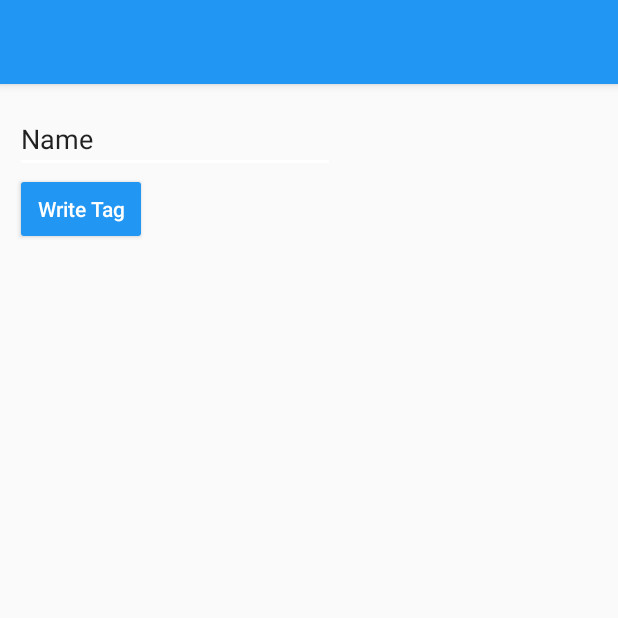
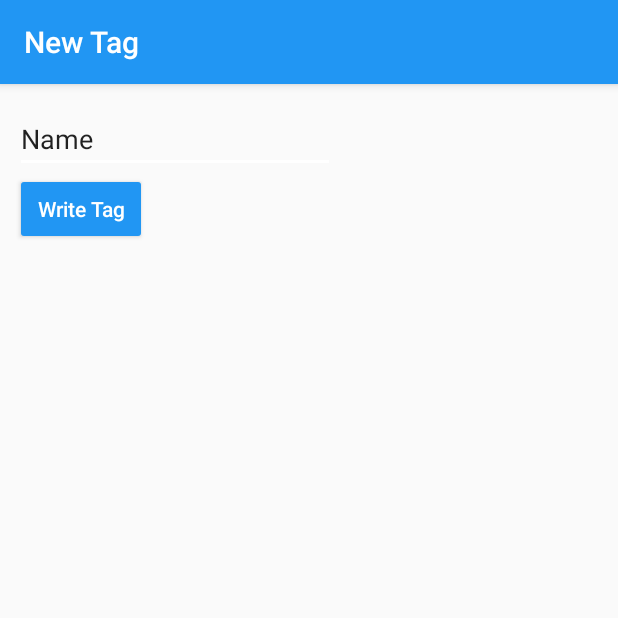
Before and after one commit to benjcolin/NFChecklist, an Android app: the NewTagActivity screen opened directly, with no data from a screen before it, after a tap on "Write Tag", on a phone screen of 412 x 824 dp, the top half of it. Run offline under Robolectric (Android 15) with nearby library versions, the phone set to English and light mode, and no system bars.

```diff
--- a/app/src/main/java/com/nfchecklist/app/NewTagActivity.java
+++ b/app/src/main/java/com/nfchecklist/app/NewTagActivity.java
@@ -12,6 +12,7 @@ import android.nfc.Tag;
 import android.nfc.tech.Ndef;
 import android.support.v7.app.AppCompatActivity;
 import android.os.Bundle;
+import android.support.v7.widget.Toolbar;
 import android.view.View;
 import android.widget.EditText;
 import android.widget.Toast;
@@ -20,40 +21,39 @@ import java.io.IOException;
 import java.io.UnsupportedEncodingException;
 
 public class NewTagActivity extends AppCompatActivity {
-    NfcAdapter adapter;
-    PendingIntent pendingIntent;
-    IntentFilter writeTagFilters[];
-    Tag mytag;
-    Context ctx;
-    EditText tagName;
+    private Tag mytag;
+    private Context ctx;
+    private EditText tagName;
+    private NfcAdapter mAdapter;
+    private PendingIntent mPendingIntent;
 
     @Override
     protected void onCreate(Bundle savedInstanceState) {
         super.onCreate(savedInstanceState);
         setContentView(R.layout.activity_new_tag);
+        Toolbar toolbar = (Toolbar) findViewById(R.id.toolbar);
+        setSupportActionBar(toolbar);
 
         ctx = this;
         tagName = (EditText) findViewById(R.id.name);
-        adapter = NfcAdapter.getDefaultAdapter(this);
-        pendingIntent = PendingIntent.getActivity(this, 0, new Intent(this, getClass()).addFlags(Intent.FLAG_ACTIVITY_SINGLE_TOP), 0);
-        IntentFilter tagDetected = new IntentFilter(NfcAdapter.ACTION_TAG_DISCOVERED);
-        tagDetected.addCategory(Intent.CATEGORY_DEFAULT);
-        writeTagFilters = new IntentFilter[] { tagDetected };
+        mAdapter = NfcAdapter.getDefaultAdapter(this);
+        mPendingIntent = PendingIntent.getActivity(this, 0, new Intent(this, getClass()).addFlags(Intent.FLAG_ACTIVITY_SINGLE_TOP), 0);
+
     }
 
     public void writeTag(View view){
         try {
             if(mytag==null){
-                Toast.makeText(ctx, ctx.getString(R.string.error_detected), Toast.LENGTH_LONG ).show();
+                Toast.makeText(ctx, ctx.getString(R.string.error_detected), Toast.LENGTH_SHORT ).show();
             }else{
                 write(tagName.getText().toString(),mytag);
-                Toast.makeText(ctx, ctx.getString(R.string.ok_writing), Toast.LENGTH_LONG ).show();
+                Toast.makeText(ctx, ctx.getString(R.string.ok_writing), Toast.LENGTH_SHORT ).show();
             }
         } catch (IOException e) {
-            Toast.makeText(ctx, ctx.getString(R.string.error_writing), Toast.LENGTH_LONG ).show();
+            Toast.makeText(ctx, ctx.getString(R.string.error_writing), Toast.LENGTH_SHORT ).show();
             e.printStackTrace();
         } catch (FormatException e) {
-            Toast.makeText(ctx, ctx.getString(R.string.error_writing) , Toast.LENGTH_LONG ).show();
+            Toast.makeText(ctx, ctx.getString(R.string.error_writing) , Toast.LENGTH_SHORT ).show();
             e.printStackTrace();
         }
     }
```
